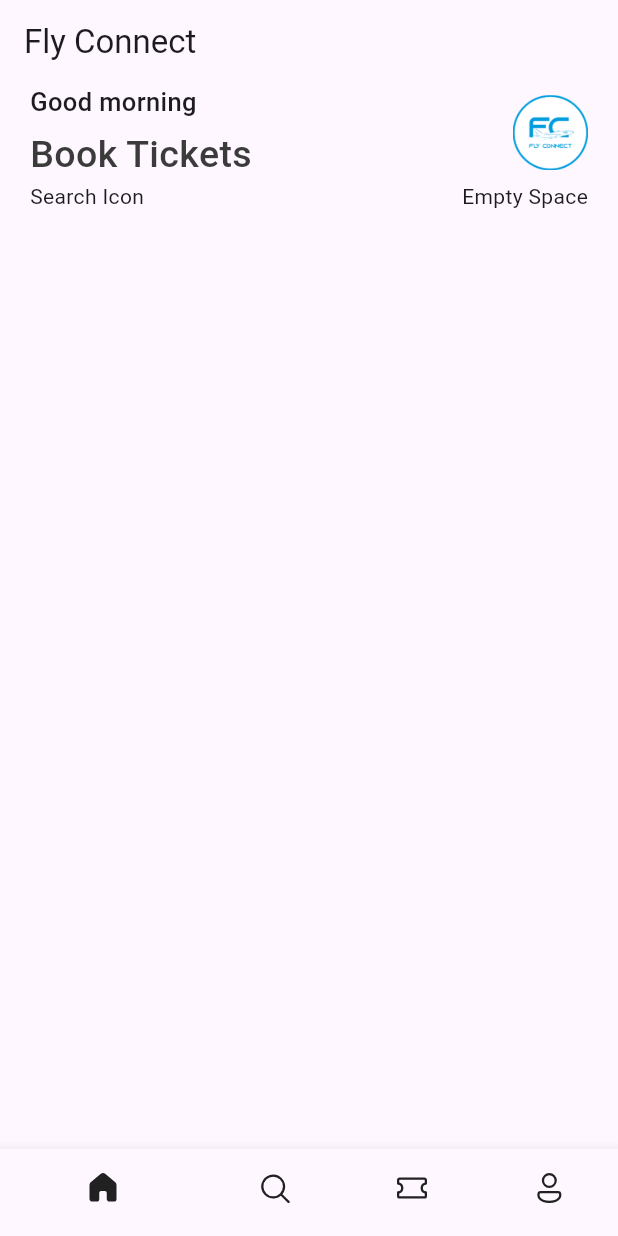
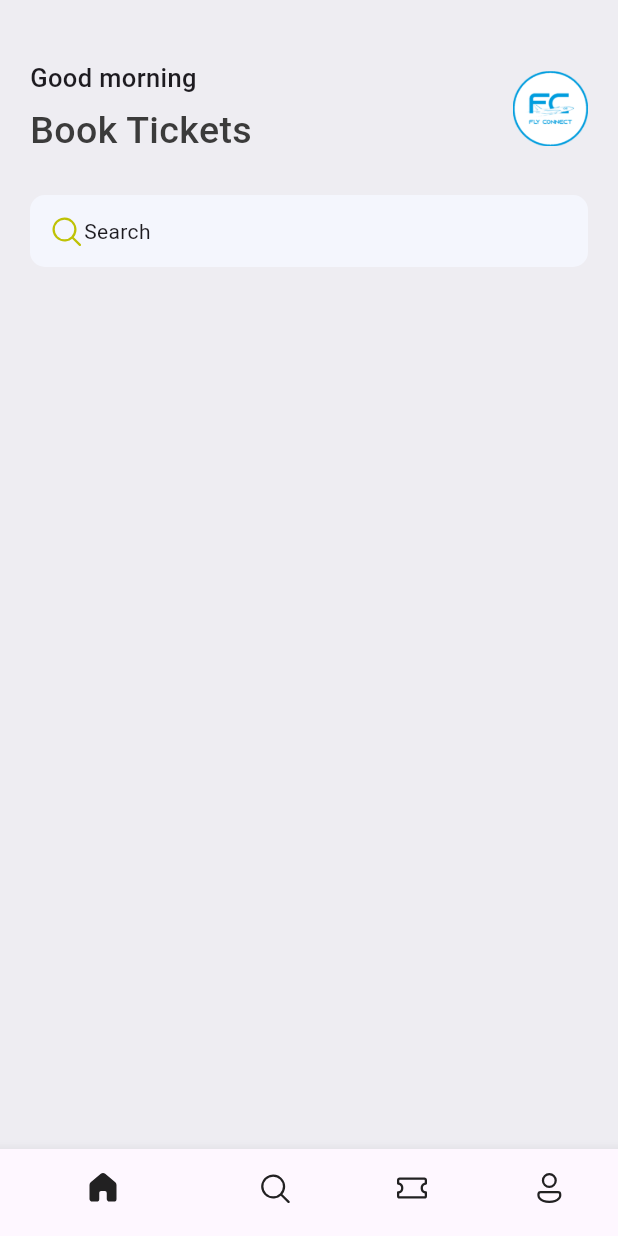
Before and after one commit to Kemical001/ticket-app, a Flutter app: the screen it shows after launch, on a phone screen of 412 x 824 dp. Run offline on Flutter 3.47's test engine with Material 3 defaults, Android fonts, the phone set to English and light mode, and no system bars; our stand-ins replace fluentui_icons.

```diff
--- a/lib/base/bottom_nav_bar.dart
+++ b/lib/base/bottom_nav_bar.dart
@@ -28,9 +28,6 @@ class _BottomNavBarState extends State<BottomNavBar> {
   @override
   Widget build(BuildContext context) {
     return Scaffold(
-      appBar: AppBar(
-        title: Text("Fly Connect"),
-      ),
       body: appScreens[_selectedIndex],
       bottomNavigationBar: BottomNavigationBar(
         currentIndex: _selectedIndex,
--- /dev/null
+++ b/lib/base/res/media.dart
@@ -0,0 +1,4 @@
+class AppMedia {
+  static const _baseImage = "assets/images";
+  static const logo = "$_baseImage/logo.png";
+}
--- a/lib/screens/home_screen.dart
+++ b/lib/screens/home_screen.dart
@@ -1,4 +1,6 @@
+import 'package:fluentui_icons/fluentui_icons.dart';
 import 'package:flutter/material.dart';
+import 'package:ticket_app/base/res/media.dart';
 import 'package:ticket_app/base/res/styles/app_styles.dart';
 
 class HomeScreen extends StatelessWidget {
@@ -8,9 +10,13 @@ class HomeScreen extends StatelessWidget {
   Widget build(BuildContext context) {
     //Columb //Row
     return Scaffold(
+      backgroundColor: Color(0xFFeeedf2),
       //I want a scrollable effect
       body: ListView(
         children: [
+          SizedBox(
+            height: 40,
+          ),
           Container(
             padding: EdgeInsets.symmetric(horizontal: 20),
             child: Column(
@@ -40,13 +46,29 @@ class HomeScreen extends StatelessWidget {
                       decoration: BoxDecoration(
                           borderRadius: BorderRadius.circular(10),
                           image: DecorationImage(
-                              image: AssetImage("assets/images/logo.png"))),
+                              image: AssetImage(AppMedia.logo))),
                     )
                   ],
                 ),
-                Row(
-                  mainAxisAlignment: MainAxisAlignment.spaceBetween,
-                  children: [Text("Search Icon"), Text("Empty Space")],
+                SizedBox(
+                  height: 25,
+                ),
+                Container(
+                  padding: EdgeInsets.symmetric(horizontal: 12, vertical: 12),
+                  decoration: BoxDecoration(
+                    borderRadius: BorderRadius.circular(10),
+                    color: Color(0xFFF4F6FD),
+                  ),
+                  child: Row(
+                    //mainAxisAlignment: MainAxisAlignment.spaceBetween,
+                    children: [
+                      Icon(
+                        FluentSystemIcons.ic_fluent_search_regular,
+                        color: Color(0xFFbfc205),
+                      ),
+                      Text("Search"),
+                    ],
+                  ),
                 )
               ],
             ),
```
